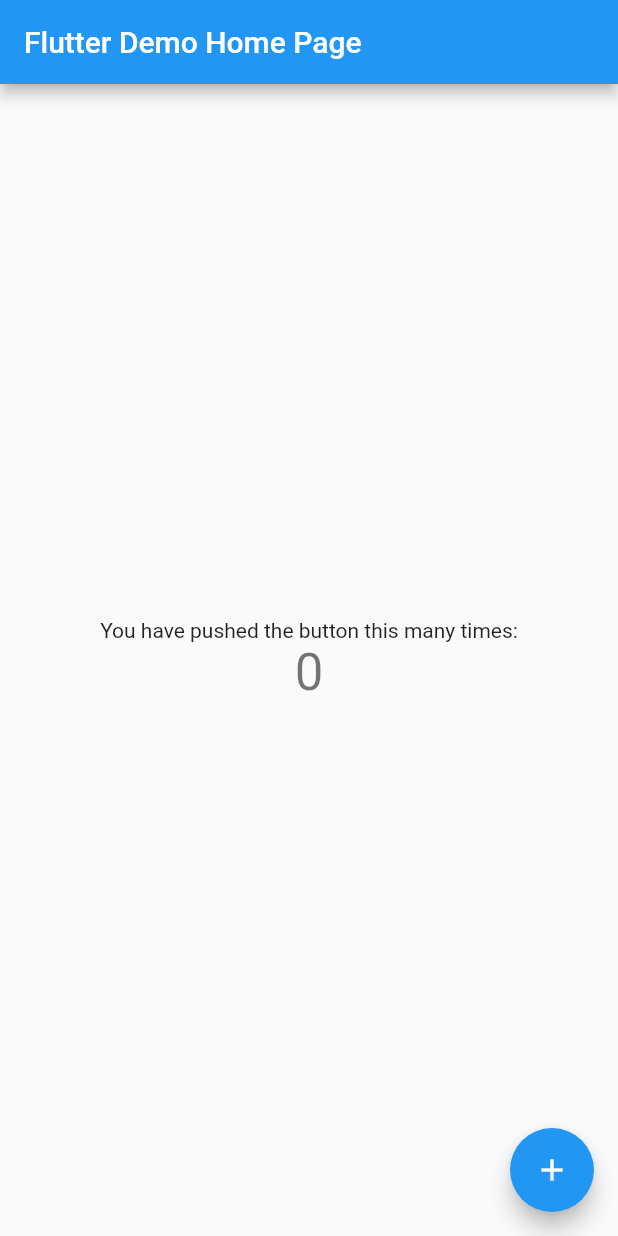
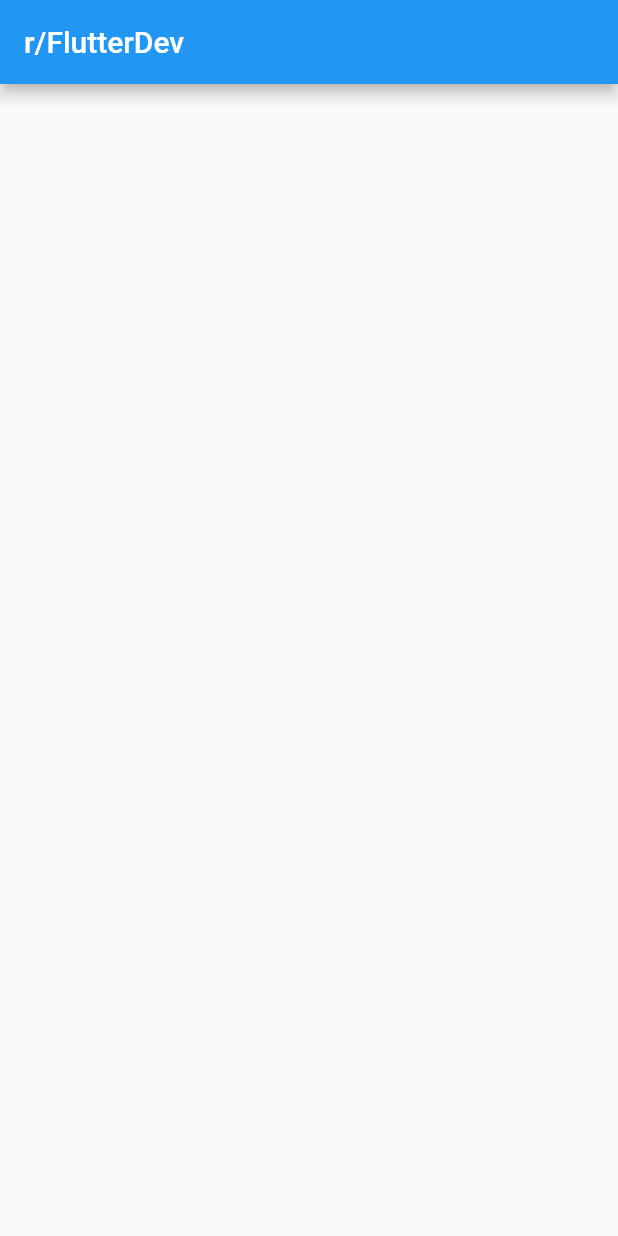
Before and after one commit to Obinna-e/Flutter-Dev-Subreddit, a Flutter app: the screen it shows after launch, on a phone screen of 412 x 824 dp. Run offline on Flutter 3.47's test engine with Material 2 defaults, Android fonts, the phone set to English and light mode, and no system bars.

Commit message:
home screen set

```diff
--- a/lib/main.dart
+++ b/lib/main.dart
@@ -1,4 +1,6 @@
 import 'package:flutter/material.dart';
+
+import 'package:flutter_dev/screens/home_screen.dart';
 
 void main() {
   runApp(const MyApp());
@@ -7,109 +9,14 @@ void main() {
 class MyApp extends StatelessWidget {
   const MyApp({super.key});
 
-  // This widget is the root of your application.
   @override
   Widget build(BuildContext context) {
     return MaterialApp(
-      title: 'Flutter Demo',
+      title: 'Flutter Subreddit',
       theme: ThemeData(
-        // This is the theme of your application.
-        //
-        // Try running your application with "flutter run". You'll see the
-        // application has a blue toolbar. Then, without quitting the app, try
-        // changing the primarySwatch below to Colors.green and then invoke
-        // "hot reload" (press "r" in the console where you ran "flutter run",
-        // or simply save your changes to "hot reload" in a Flutter IDE).
-        // Notice that the counter didn't reset back to zero; the application
-        // is not restarted.
         primarySwatch: Colors.blue,
       ),
-      home: const MyHomePage(title: 'Flutter Demo Home Page'),
+      home: const MyHomePage(),
     );
   }
 }
-
-class MyHomePage extends StatefulWidget {
-  const MyHomePage({super.key, required this.title});
-
-  // This widget is the home page of your application. It is stateful, meaning
-  // that it has a State object (defined below) that contains fields that affect
-  // how it looks.
-
-  // This class is the configuration for the state. It holds the values (in this
-  // case the title) provided by the parent (in this case the App widget) and
-  // used by the build method of the State. Fields in a Widget subclass are
-  // always marked "final".
-
-  final String title;
-
-  @override
-  State<MyHomePage> createState() => _MyHomePageState();
-}
-
-class _MyHomePageState extends State<MyHomePage> {
-  int _counter = 0;
-
-  void _incrementCounter() {
-    setState(() {
-      // This call to setState tells the Flutter framework that something has
-      // changed in this State, which causes it to rerun the build method below
-      // so that the display can reflect the updated values. If we changed
-      // _counter without calling setState(), then the build method would not be
-      // called again, and so nothing would appear to happen.
-      _counter++;
-    });
-  }
-
-  @override
-  Widget build(BuildContext context) {
-    // This method is rerun every time setState is called, for instance as done
-    // by the _incrementCounter method above.
-    //
-    // The Flutter framework has been optimized to make rerunning build methods
-    // fast, so that you can just rebuild anything that needs updating rather
-    // than having to individually change instances of widgets.
-    return Scaffold(
-      appBar: AppBar(
-        // Here we take the value from the MyHomePage object that was created by
-        // the App.build method, and use it to set our appbar title.
-        title: Text(widget.title),
-      ),
-      body: Center(
-        // Center is a layout widget. It takes a single child and positions it
-        // in the middle of the parent.
-        child: Column(
-          // Column is also a layout widget. It takes a list of children and
-          // arranges them vertically. By default, it sizes itself to fit its
-          // children horizontally, and tries to be as tall as its parent.
-          //
-          // Invoke "debug painting" (press "p" in the console, choose the
-          // "Toggle Debug Paint" action from the Flutter Inspector in Android
-          // Studio, or the "Toggle Debug Paint" command in Visual Studio Code)
-          // to see the wireframe for each widget.
-          //
-          // Column has various properties to control how it sizes itself and
-          // how it positions its children. Here we use mainAxisAlignment to
-          // center the children vertically; the main axis here is the vertical
-          // axis because Columns are vertical (the cross axis would be
-          // horizontal).
-          mainAxisAlignment: MainAxisAlignment.center,
-          children: <Widget>[
-            const Text(
-              'You have pushed the button this many times:',
-            ),
-            Text(
-              '$_counter',
-              style: Theme.of(context).textTheme.headline4,
-            ),
-          ],
-        ),
-      ),
-      floatingActionButton: FloatingActionButton(
-        onPressed: _incrementCounter,
-        tooltip: 'Increment',
-        child: const Icon(Icons.add),
-      ), // This trailing comma makes auto-formatting nicer for build methods.
-    );
-  }
-}
--- /dev/null
+++ b/lib/screens/home_screen.dart
@@ -0,0 +1,19 @@
+import 'package:flutter/material.dart';
+
+class MyHomePage extends StatefulWidget {
+  const MyHomePage({super.key});
+
+  @override
+  State<MyHomePage> createState() => _MyHomePageState();
+}
+
+class _MyHomePageState extends State<MyHomePage> {
+  @override
+  Widget build(BuildContext context) {
+    return Scaffold(
+      appBar: AppBar(
+        title: const Text('r/FlutterDev'),
+      ),
+    );
+  }
+}
```
